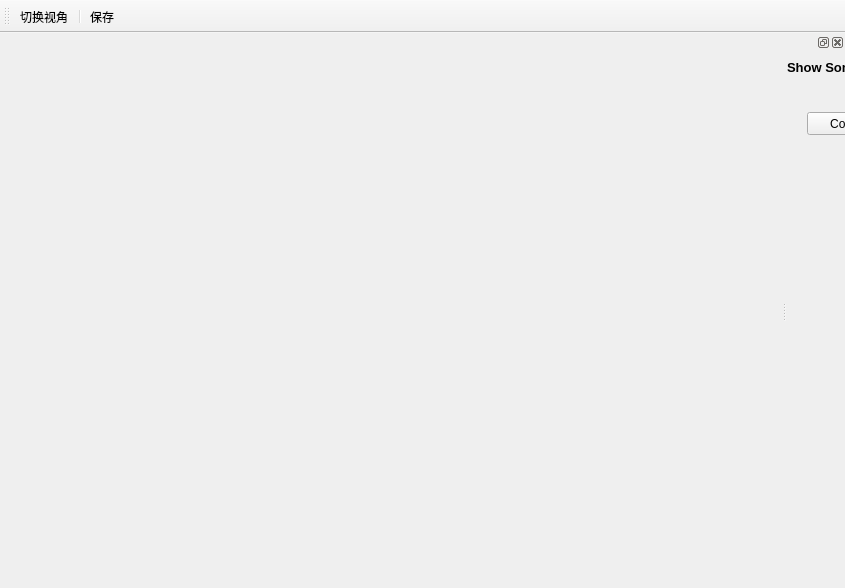
lvke-neu/DXWithQT, file DirectXWithQt/mainwindow.ui: the form before one commit.
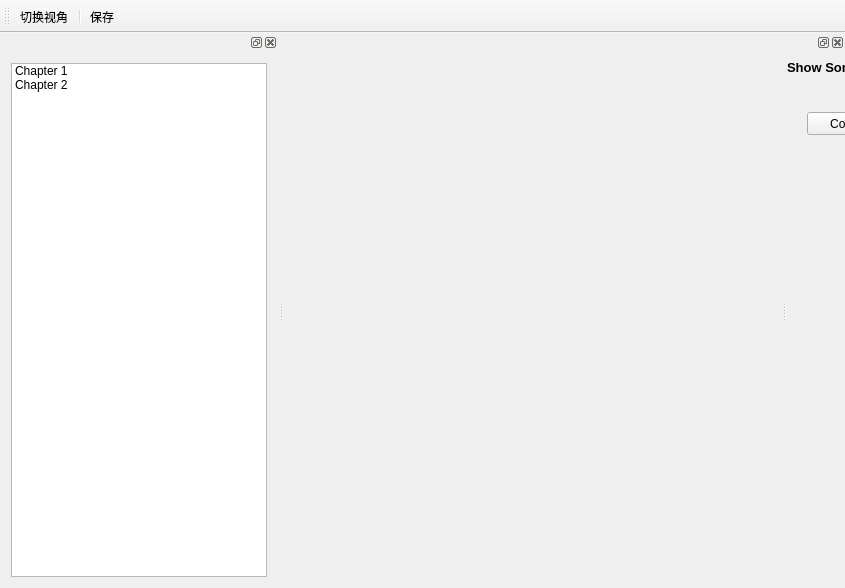
The form after the commit.

Commit message: 左侧列表

Patch:
```diff
--- a/DirectXWithQt/mainwindow.ui
+++ b/DirectXWithQt/mainwindow.ui
@@ -71,6 +71,29 @@
    <addaction name="separator"/>
    <addaction name="action_2"/>
   </widget>
+  <widget class="QDockWidget" name="dockWidget_2">
+   <attribute name="dockWidgetArea">
+    <number>1</number>
+   </attribute>
+   <widget class="QWidget" name="dockWidgetContents_2">
+    <layout class="QHBoxLayout" name="horizontalLayout">
+     <item>
+      <widget class="QListWidget" name="listWidget">
+       <item>
+        <property name="text">
+         <string>Chapter 1</string>
+        </property>
+       </item>
+       <item>
+        <property name="text">
+         <string>Chapter 2</string>
+        </property>
+       </item>
+      </widget>
+     </item>
+    </layout>
+   </widget>
+  </widget>
   <action name="action">
    <property name="text">
     <string>切换视角</string>
```
The commit also changes 1 other file.
